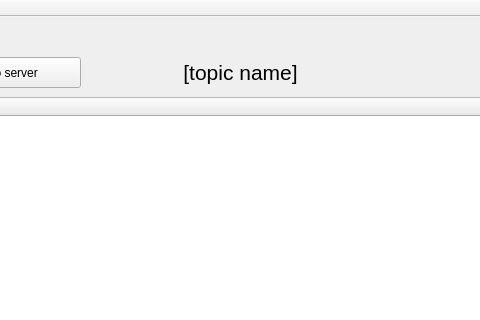
This is ICP/mainwindow.ui in leSamo/ICP as Qt 5 draws it before an edit; both pictures show x 370 to 850 and y 0 to 320 of the 1198 by 620 pixel window. The edited form follows.
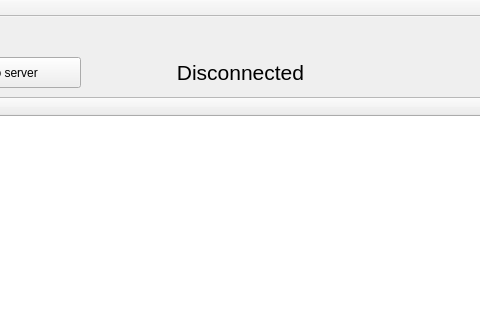
This is the edited form.

Commit message: Handle topic change

Diff of the .ui file:
```diff
--- a/ICP/mainwindow.ui
+++ b/ICP/mainwindow.ui
@@ -91,7 +91,7 @@
      </font>
     </property>
     <property name="text">
-     <string>[topic name]</string>
+     <string>Disconnected</string>
     </property>
     <property name="alignment">
      <set>Qt::AlignCenter</set>
```
The commit also changes 7 other files.
